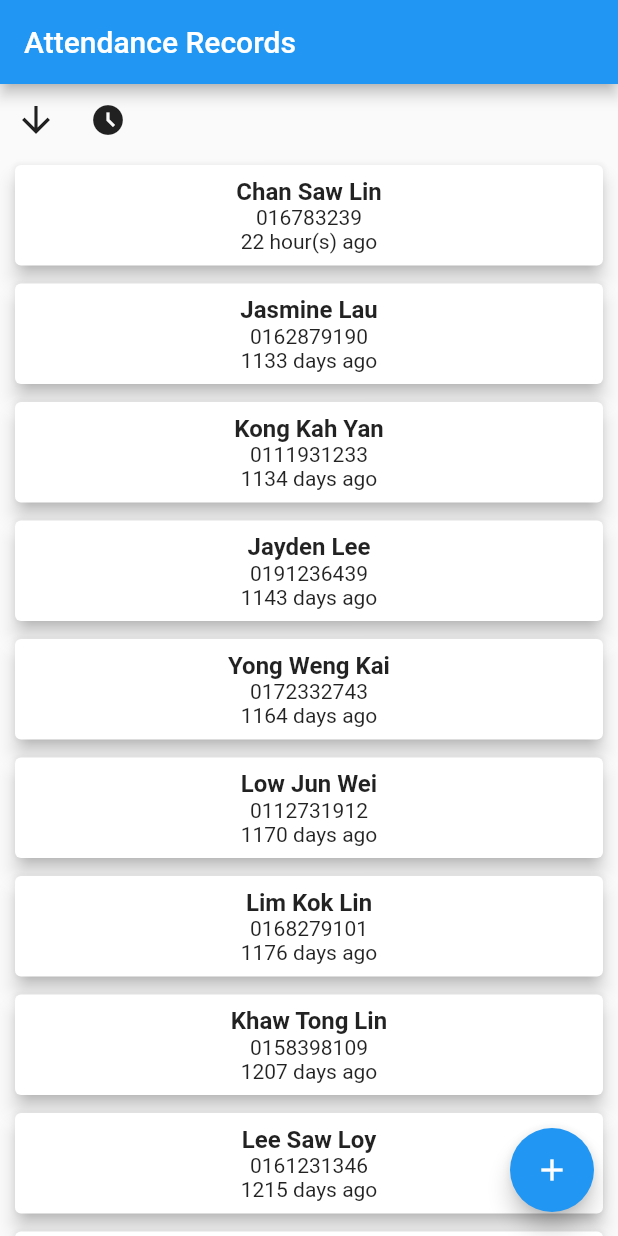
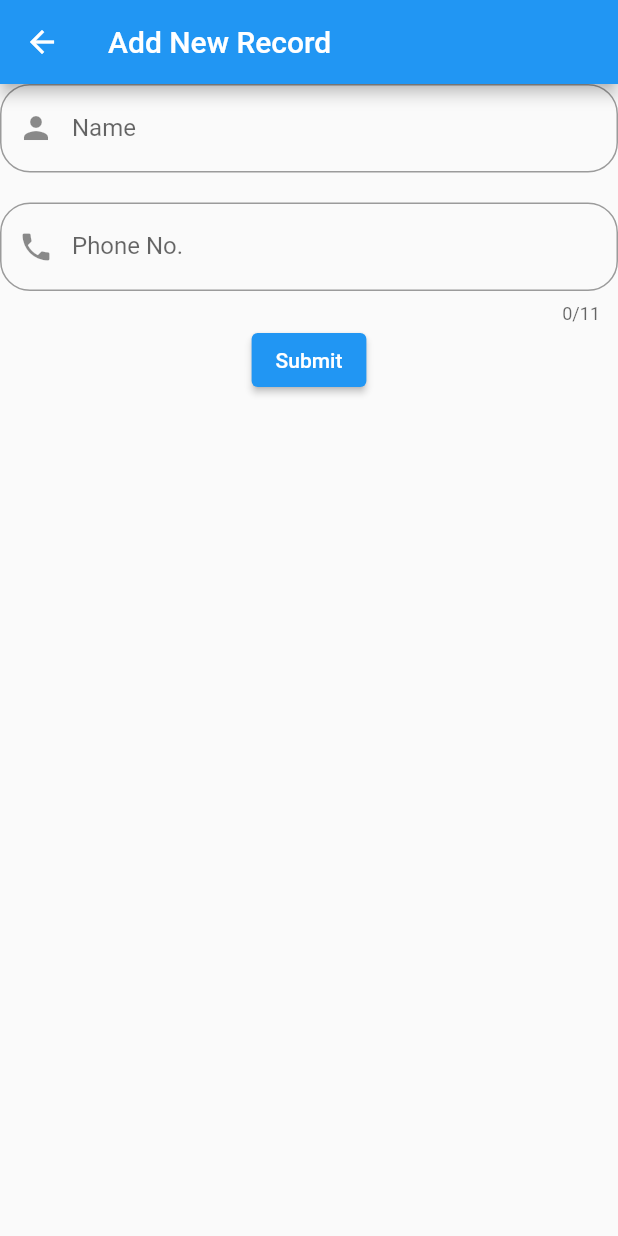
Before and after one commit to kailinhere/attendance_app, a Flutter app: the screen it shows after launch, after a tap on the "add" icon, on a phone screen of 412 x 824 dp. Run offline on Flutter 3.47's test engine with Material 2 defaults, Android fonts, the phone set to English and light mode, and no system bars; our stand-ins replace shared_preferences.

```diff
--- a/lib/AttendanceDataModel.dart
+++ b/lib/AttendanceDataModel.dart
@@ -7,7 +7,7 @@ class AttendanceDataModel {
   String? dateStr;
   String? duration;
 
-  AttendanceDataModel({this.name, this.phone, this.date});
+  AttendanceDataModel({required this.name, required this.phone, required this.dateStr});
 
   AttendanceDataModel.fromJson(Map<String, dynamic> json)
   {
@@ -40,4 +40,12 @@ class AttendanceDataModel {
       return "Date not available";
     }
   }
+
+  Map<String, dynamic> toJson() {
+    return {
+      'user': name,
+      'phone': phone,
+      'check-in': dateStr,
+    };
+  }
 }
--- /dev/null
+++ b/lib/add_record.dart
@@ -0,0 +1,191 @@
+import 'dart:convert';
+import 'dart:io';
+
+import 'package:attendance_app/AttendanceDataModel.dart';
+import 'package:flutter/material.dart';
+import 'package:flutter/services.dart' as rootBundle;
+import 'package:flutter/services.dart';
+import 'package:intl/intl.dart';
+import 'package:shared_preferences/shared_preferences.dart';
+import 'package:path_provider/path_provider.dart';
+
+class AddRecordPage extends StatefulWidget {
+  const AddRecordPage({Key? key}) : super(key: key);
+  final String title = "Add New Record";
+
+  @override
+  State<AddRecordPage> createState() => _AddRecordPageState();
+}
+
+class _AddRecordPageState extends State<AddRecordPage> {
+  TextEditingController nameController = TextEditingController();
+  TextEditingController phoneController = TextEditingController();
+  final phoneFocus = FocusNode();
+  bool nameNotEmpty = false;
+  bool phoneNotEmpty = false;
+  bool nameValidate = false;
+  bool phoneValidate = false;
+  String phoneErrText = "";
+
+  @override
+  void initState() {
+    super.initState();
+    nameController.addListener(nameListener);
+    phoneController.addListener(phoneListener);
+  }
+
+  @override
+  void dispose() {
+    nameController.removeListener(nameListener);
+    nameController.dispose();
+    phoneController.removeListener(phoneListener);
+    phoneController.dispose();
+    super.dispose();
+  }
+
+  @override
+  Widget build(BuildContext context) {
+    return Scaffold(
+        appBar: AppBar(
+          title: Text(widget.title),
+        ),
+        body: SingleChildScrollView(
+          child: Column(children: [
+            TextField(
+              controller: nameController,
+              inputFormatters: <TextInputFormatter>[
+                FilteringTextInputFormatter.allow(RegExp(r'[a-zA-Z]+')),
+              ],
+              decoration: InputDecoration(
+                hintText: 'Your Name',
+                labelText: 'Name',
+                errorText: nameValidate ? 'Oops, you miss out here' : null,
+                border:
+                    OutlineInputBorder(borderRadius: BorderRadius.circular(20)),
+                focusedBorder: OutlineInputBorder(
+                    borderRadius: BorderRadius.circular(20),
+                    borderSide: BorderSide(color: Colors.red, width: 3)),
+                prefixIcon: Icon(Icons.person),
+                suffixIcon: nameNotEmpty
+                    ? IconButton(
+                        icon: Icon(Icons.clear),
+                        onPressed: () {
+                          setState(() {
+                            nameController.clear();
+                            nameNotEmpty = false;
+                          });
+                        },
+                      )
+                    : null,
+              ),
+              keyboardType: TextInputType.name,
+              textInputAction: TextInputAction.next,
+              onEditingComplete: () =>
+                  FocusScope.of(context).requestFocus(phoneFocus),
+            ),
+            SizedBox(height: 20),
+            TextField(
+              focusNode: phoneFocus,
+              controller: phoneController,
+              decoration: InputDecoration(
+                hintText: "Your Phone No. (eg. 0xxxxxxxxxx)",
+                labelText: 'Phone No.',
+                errorText: phoneValidate ? phoneErrText : null,
+                border:
+                    OutlineInputBorder(borderRadius: BorderRadius.circular(20)),
+                focusedBorder: OutlineInputBorder(
+                    borderRadius: BorderRadius.circular(20),
+                    borderSide: BorderSide(color: Colors.red, width: 3)),
+                prefixIcon: Icon(Icons.phone),
+                suffixIcon: phoneNotEmpty
+                    ? IconButton(
+                        icon: Icon(Icons.clear),
+                        onPressed: () {
+                          setState(() {
+                            phoneController.clear();
+                            phoneNotEmpty = false;
+                          });
+                        },
+                      )
+                    : null,
+              ),
+              keyboardType: TextInputType.number,
+              textInputAction: TextInputAction.done,
+              maxLength: 11,
+            ),
+            ElevatedButton(
+                onPressed: () {
+                  setState(() {
+                    nameController.text.isEmpty
+                        ? nameValidate = true
+                        : nameValidate = false;
+                    if (phoneController.text.isEmpty ||
+                        phoneController.text.length < 10) {
+                      phoneValidate = true;
+                      if (phoneController.text.isEmpty)
+                        phoneErrText = "Oops, you miss out here";
+                      else
+                        phoneErrText = "Invalid format (eg. 0xxxxxxxxxx)";
+                    } else {
+                      phoneValidate = false;
+                    }
+
+                    nameValidate == false && phoneValidate == false
+                        ? writeJsonData()
+                        : print('hello');
+                  });
+                },
+                child: Text('Submit'))
+          ]),
+        ));
+  }
+
+  void nameListener() {
+    setState(() {
+      nameNotEmpty = nameController.text.isNotEmpty;
+    });
+  }
+
+  void phoneListener() {
+    setState(() {
+      phoneNotEmpty = phoneController.text.isNotEmpty;
+    });
+  }
+
+  Future<void> writeJsonData() async {
+    Directory directory = await getApplicationDocumentsDirectory();
+    // File file = File('${directory.path}/attendance_list.json');
+
+    final AttendanceDataModel newData = AttendanceDataModel(
+      name: nameController.text, // Replace with the value from your text field
+      phone:
+          phoneController.text, // Replace with the value from your text field
+      dateStr: getCurrentTime(),
+    );
+
+    print(newData);
+
+    // List<AttendanceDataModel> existingData = [];
+
+    // if (await file.exists()) {
+    //   String data = await file.readAsString();
+    //   Iterable decoded = json.decode(data);
+    //   existingData =
+    //       decoded.map((model) => AttendanceDataModel.fromJson(model)).toList();
+    // }
+
+    // existingData.add(newData);
+    // List<Map<String, dynamic>> updatedData =
+    //     existingData.map((record) => record.toJson()).toList();
+
+    // await file.writeAsString(json.encode(updatedData));
+
+    // print("walao");
+  }
+
+  String getCurrentTime() {
+    var now = DateTime.now();
+    var formattedDate = DateFormat('yyyy-MM-dd HH:mm:ss').format(now);
+    return formattedDate.toString();
+  }
+}
--- a/lib/main.dart
+++ b/lib/main.dart
@@ -1,6 +1,7 @@
 import 'dart:convert';
 
 import 'package:attendance_app/AttendanceDataModel.dart';
+import 'package:attendance_app/add_record.dart';
 import 'package:flutter/material.dart';
 import 'package:flutter/services.dart' as rootBundle;
 import 'package:shared_preferences/shared_preferences.dart';
@@ -39,16 +40,31 @@ class _MyHomePageState extends State<MyHomePage> {
   bool isDescending = true;
   bool isDuration = true;
   String timeText = "";
+  final ScrollController scrollController = ScrollController();
+  bool showEndListIndicator = false;
 
   @override
   void initState() {
     super.initState();
     loadSharedPrefData();
-    _fetchData();
+    fetchData();
+    scrollController.addListener(() {
+      if (scrollController.position.pixels ==
+          scrollController.position.maxScrollExtent) {
+        setState(() {
+          showEndListIndicator = true;
+        });
+      } else {
+        setState(() {
+          showEndListIndicator = false;
+        });
+      }
+    });
   }
 
   @override
   void dispose() {
+    scrollController.dispose();
     super.dispose();
   }
 
@@ -83,8 +99,18 @@ class _MyHomePageState extends State<MyHomePage> {
           ),
           Expanded(
               child: ListView.builder(
-                  itemCount: attendanceData.length,
+                  controller: scrollController,
+                  itemCount: attendanceData.length + 1,
                   itemBuilder: (context, index) {
+                    if (index == attendanceData.length) {
+                      return Padding(
+                          padding: EdgeInsets.all(16),
+                          child: Center(
+                            child: Text('You have reached the end of the list'),
+                          ),
+                      );
+                    }
+
                     final sortedData = isDescending
                         ? attendanceData
                         : attendanceData.reversed.toList();
@@ -121,16 +147,18 @@ class _MyHomePageState extends State<MyHomePage> {
                           )),
                     );
                   })),
-
         ]),
         floatingActionButton: FloatingActionButton(
-            onPressed: () {
-              setState(() {});
-            },
-            child: Icon(Icons.add),
-            tooltip: 'Add record',
-          )
-        );
+          onPressed: () {
+            Navigator.push(
+                        context,
+                        MaterialPageRoute(
+                            builder: (context) =>
+                                AddRecordPage()));
+          },
+          child: Icon(Icons.add),
+          tooltip: 'Add record',
+        ));
   }
 
   Future<List<AttendanceDataModel>> readJsonData() async {
@@ -141,7 +169,7 @@ class _MyHomePageState extends State<MyHomePage> {
     return list.map((e) => AttendanceDataModel.fromJson(e)).toList();
   }
 
-  Future<void> _fetchData() async {
+  Future<void> fetchData() async {
     List<AttendanceDataModel> data = await readJsonData();
     setState(() {
       attendanceData =
--- a/pubspec.yaml
+++ b/pubspec.yaml
@@ -31,7 +31,8 @@ dependencies:
     sdk: flutter
   intl: ^0.18.1
   shared_preferences: ^2.2.2
-
+  path_provider: ^2.1.1
+  permission_handler: ^9.3.1
 
   # The following adds the Cupertino Icons font to your application.
   # Use with the CupertinoIcons class for iOS style icons.
```
Also changed, not shown: pubspec.lock, 1 other file.
